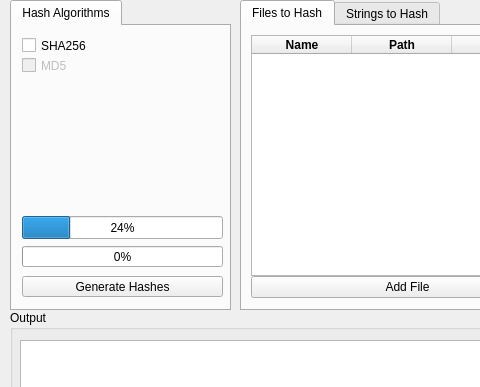
Qt form GUI/FileHasherUI/filehasher.ui (AlEscher/FileHasher) before a commit; both pictures show x 0 to 480 and y 0 to 387 of the 898 by 545 pixel window.
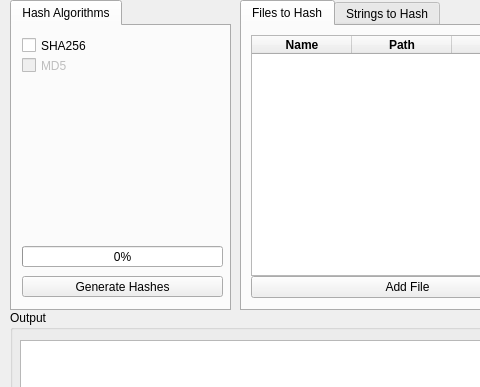
The same form after that commit.

Commit message: FileUtil class - Implemented FileUtil class for reading blocks from a file, with C-style functions - Old methods from FileUtil namespace are still available as static methods - Removed maximize button from frameless window, also correctly preventing resizing now

```diff
--- a/GUI/FileHasherUI/filehasher.ui
+++ b/GUI/FileHasherUI/filehasher.ui
@@ -246,19 +246,6 @@
        <bool>false</bool>
       </property>
      </widget>
-     <widget class="QProgressBar" name="curFileProgressBar">
-      <property name="geometry">
-       <rect>
-        <x>10</x>
-        <y>190</y>
-        <width>201</width>
-        <height>23</height>
-       </rect>
-      </property>
-      <property name="value">
-       <number>24</number>
-      </property>
-     </widget>
     </widget>
    </widget>
    <widget class="QGroupBox" name="groupBox">
```
The commit also changes 17 other files.
